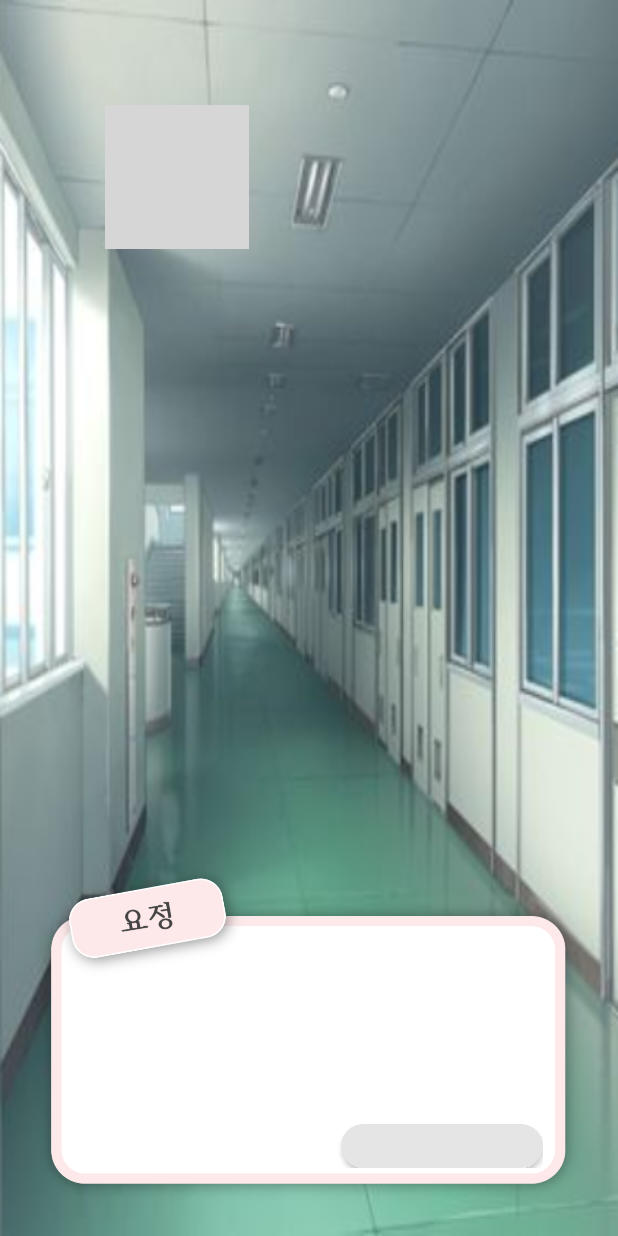
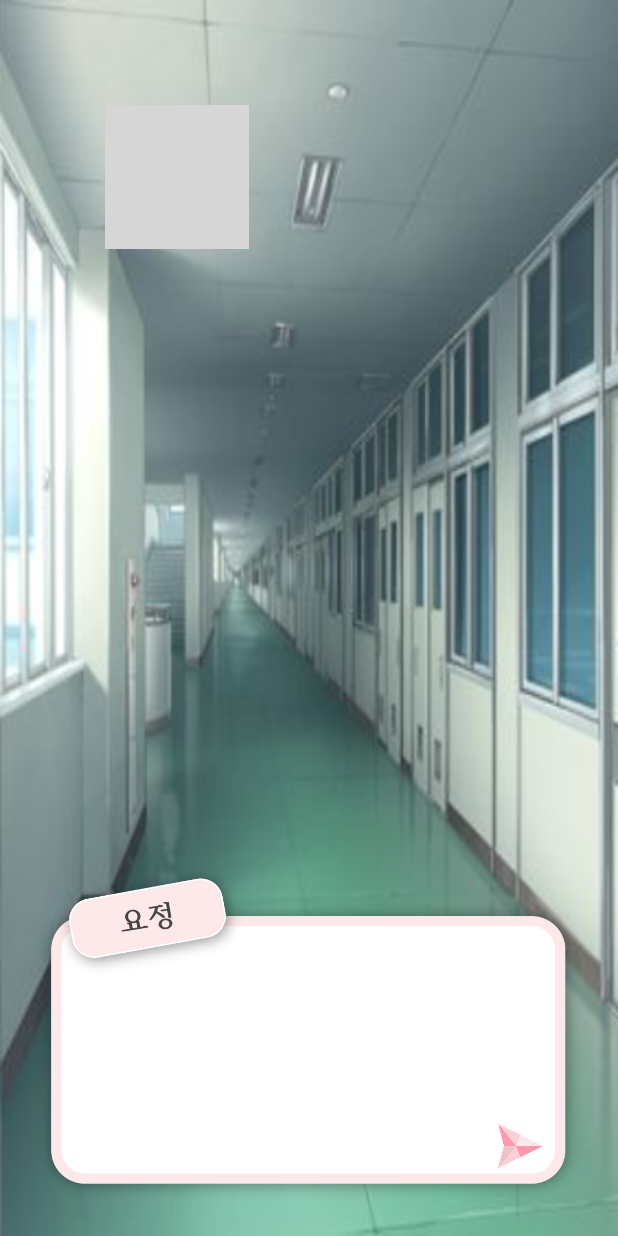
Before and after one commit to ciao-seohyeon/week3_avatar, an Android app: the Opening screen opened directly, with no data from a screen before it, after a tap on "그럼 내 고민을 해결해줘!", on a phone screen of 412 x 824 dp. Run offline under Robolectric (Android 15) with nearby library versions, the phone set to English and light mode, and no system bars; libraries missing offline, so code that uses them is left out: com.antonionicolaspina.revealtextview; plain views replace RevealTextView; 3 statements that could not run were skipped; 2 other taps on this screen came first; grey boxes are pictures that could not be loaded.

Commit message:
add next button

```diff
--- a/app/src/main/java/com/example/week3_avatar/Opening.java
+++ b/app/src/main/java/com/example/week3_avatar/Opening.java
@@ -19,7 +19,7 @@ import com.antonionicolaspina.revealtextview.RevealTextView;
 
 public class Opening extends AppCompatActivity implements View.OnClickListener {
     RevealTextView textView;
-    Button leftButton, rightButton;
+    Button leftButton, rightButton, nextBUtton;
     Integer section = 0;
 
     @Override
@@ -30,12 +30,14 @@ public class Opening extends AppCompatActivity implements View.OnClickListener {
         textView = findViewById(R.id.speechBubble);
         rightButton = findViewById(R.id.rightButton);
         leftButton = findViewById(R.id.leftButton);
+        nextBUtton = findViewById(R.id.nextButton);
 
         textView.setAnimatedText("안녕? 나는 패션 요정이야 반가워! 너의 간절한 목소리를 듣고 나타났어");
         rightButton.setVisibility(View.VISIBLE);
 
         rightButton.setOnClickListener(this);
         leftButton.setOnClickListener(this);
+        nextBUtton.setOnClickListener(this);
     }
 
 
@@ -50,14 +52,15 @@ public class Opening extends AppCompatActivity implements View.OnClickListener {
         } else if ((view.getId() == R.id.rightButton) && (section == 1)) {
             leftButton.setVisibility(View.INVISIBLE);
             textView.setAnimatedText("좋아 그럼 가보자!");
-            rightButton.setText("");
+            rightButton.setVisibility(View.GONE);
+            nextBUtton.setVisibility(View.VISIBLE);
             section = 2;
         } else if ((view.getId() == R.id.leftButton) && (section == 1)) {
             textView.setAnimatedText("시무룩... 다시 한번 생각해봐 ...");
             leftButton.setText("");
             rightButton.setText("그럼 내 고민을 해결해줘!");
             leftButton.setVisibility(View.INVISIBLE);
-        } else if ((view.getId() == R.id.rightButton) && (section == 2)) {
+        } else if ((view.getId() == R.id.nextButton) && (section == 2)) {
             Intent intent = new Intent(this, SecondPictureUpload.class);
             startActivity(intent);
         }
--- a/app/src/main/res/layout/opening.xml
+++ b/app/src/main/res/layout/opening.xml
@@ -30,7 +30,7 @@
             android:layout_marginHorizontal="40dp"
             android:text=""
             app:rtv_duration="2000"/>
-        <LinearLayout
+        <RelativeLayout
             android:layout_width="match_parent"
             android:layout_height="wrap_content"
             android:orientation="horizontal"
@@ -47,6 +47,7 @@
                 android:background="@drawable/round_button"
                 android:layout_marginRight="5dp"
                 android:visibility="invisible"
+                android:layout_alignParentLeft="true"
                 />
 
             <Button
@@ -56,7 +57,9 @@
                 android:layout_weight="1"
                 android:background="@drawable/round_button"
                 android:text=""
-                android:visibility="invisible" />
+                android:visibility="invisible"
+                android:layout_toRightOf="@+id/leftButton"
+                />
 
             <Button
                 android:id="@+id/rightButton"
@@ -66,9 +69,20 @@
                 android:layout_marginLeft="5dp"
                 android:layout_weight="2"
                 android:background="@drawable/round_button"
+                android:layout_alignParentRight="true"
                 />
 
-        </LinearLayout>
+            <Button
+                android:id="@+id/nextButton"
+                android:layout_width="30dp"
+                android:layout_height="wrap_content"
+                android:layout_alignParentRight="true"
+                android:visibility="gone"
+                android:background="@drawable/next_button"
+                />
+
+
+        </RelativeLayout>
 
     </LinearLayout>
 
```
Also changed, not shown: app/src/main/java/com/example/week3_avatar/SecondPictureUpload.java (+10 -8 lines), app/src/main/res/layout/secondpictureupload.xml (+17 -4 lines).
